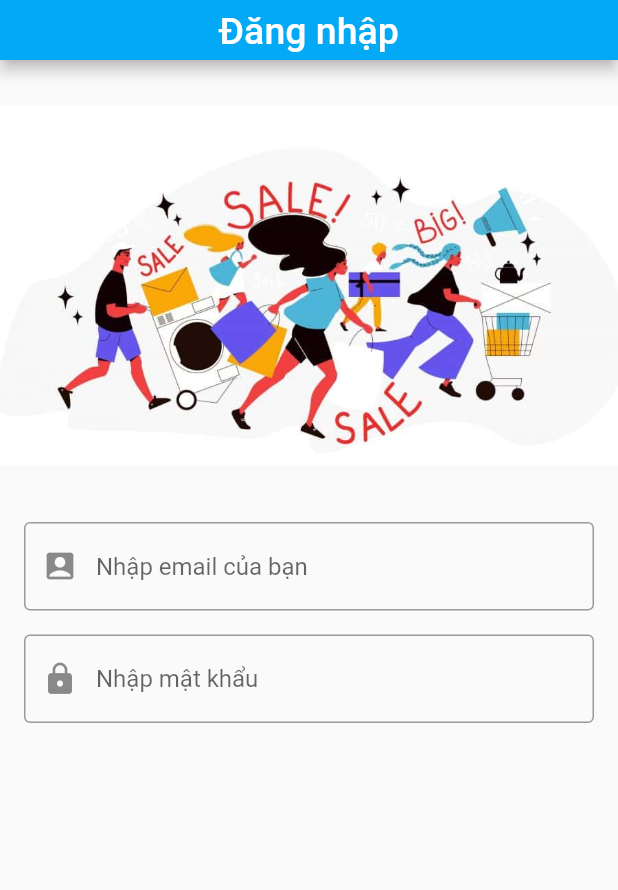
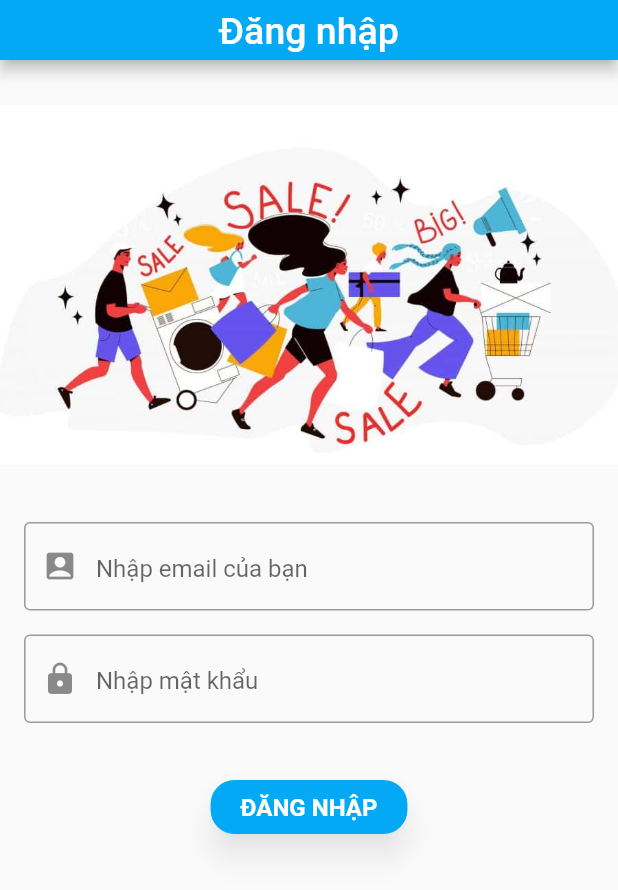
Before and after one commit to vnhanh/FlutterShopping, a Flutter app: the screen it shows after launch, after a tap on "Bắt đầu", on a phone screen of 412 x 824 dp. Shown: the top 890 px of the screen. Run offline on Flutter 3.47's test engine with Material 2 defaults, Android fonts, the light colour scheme and no system bars; generated files the repository leaves out were written again.

Commit message:
feat(login): add form

```diff
--- a/lib/l10n/app_en.arb
+++ b/lib/l10n/app_en.arb
@@ -9,5 +9,7 @@
   "loginPasswordHint": "Enter your password",
   "loginButton": "SIGN IN",
   "loginRegisterDescription": "You don't have account ?",
-  "loginRegisterLink": "Register"
+  "loginRegisterLink": "Register",
+  "loginEmailInvalid": "Email is invalid",
+  "loginPasswordInvalid": "Password must be at least 6 characters in length and must have at least 1 uppercase character 1 lowercase character and 1 number"
 }
--- a/lib/l10n/app_vi.arb
+++ b/lib/l10n/app_vi.arb
@@ -15,5 +15,7 @@
   "loginPasswordHint": "Nhập mật khẩu",
   "loginButton": "ĐĂNG NHẬP",
   "loginRegisterDescription": "Bạn chưa có tài khoản ?",
-  "loginRegisterLink": "Đăng ký ngay"
+  "loginRegisterLink": "Đăng ký ngay",
+  "loginEmailInvalid": "Email không hợp lệ",
+  "loginPasswordInvalid": "Mật khẩu phải có ít nhất 6 ký tự, trong đó ít nhất 1 ký tự in hoa, 1 ký tự thường và 1 con số"
 }
--- a/lib/presentations/auth/login/login.dart
+++ b/lib/presentations/auth/login/login.dart
@@ -24,6 +24,17 @@ class LoginScreenStatefulWidget extends StatefulWidget {
 }
 
 class _LoginScreenState extends State<LoginScreenStatefulWidget> {
+  final _formKey = GlobalKey<FormState>();
+  String? _email = null;
+  String _password = "";
+
+  void _submit() {
+      if (_formKey.currentState?.validate() == true) {
+          ScaffoldMessenger.of(context).showSnackBar(
+              const SnackBar(content: Text("Submit SignIn")),
+          );
+      }
+  }
 
   @override
   Widget build(BuildContext context) {
@@ -65,29 +76,84 @@ class _LoginScreenState extends State<LoginScreenStatefulWidget> {
   }
 
   Widget inputFields() {
-    return Column(
+    return Form(
+        key: _formKey,
+        autovalidateMode: AutovalidateMode.onUserInteraction,
+        child: Column(
             children: [
+            // Input Email
             Padding(
                 padding: const EdgeInsets.symmetric(horizontal: 16.0, vertical: 8.0),
-                child: TextField(
+                child: TextFormField(
                     decoration: InputDecoration(
                       prefixIcon: const Icon(Icons.account_box),
                       border: const OutlineInputBorder(),
-                        hintText: AppLocalizations.of(context)?.loginEmailHint ?? ""
+                      label: Padding(
+                        padding: const EdgeInsets.only(top: 4.0),
+                        child: Text(AppLocalizations.of(context)?.loginEmailHint ?? ""),
+                      ),
+                    ),
+                    validator: (value) {
+                        if (value == null || value.length < 6) {
+                            return AppLocalizations.of(context)?.loginEmailInvalid ?? "";
+                        }
+                        return null;
+                    },
+                    onChanged: (text) {
+                        setState(() => _email = text);
+                    },
+                ),
+            ),
+            // Input Password
+            Padding(
+                padding: const EdgeInsets.symmetric(horizontal: 16.0, vertical: 8.0),
+                child: TextFormField(
+                    obscureText: true,
+                    decoration: InputDecoration(
+                    prefixIcon: const Icon(Icons.lock, semanticLabel: "Semantic label",),
+                    focusColor: Colors.blue,
+                    border: const OutlineInputBorder(),
+                    label: Padding(
+                      padding: const EdgeInsets.only(top: 4.0),
+                      child: Text(AppLocalizations.of(context)?.loginPasswordHint ?? ""),
+                    ),
                   ),
                 ),
             ),
             Padding(
-              padding: const EdgeInsets.symmetric(horizontal: 16.0, vertical: 8.0),
-              child: TextField(
-                  decoration: InputDecoration(
-                      prefixIcon: const Icon(Icons.lock),
-                      border: const OutlineInputBorder(),
-                      hintText: AppLocalizations.of(context)?.loginPasswordHint ?? ""
+                padding: const EdgeInsets.only(left: 16.0, right: 16.0, top: 24.0, bottom: 116.0),
+                child: ElevatedButton(
+                    onPressed: _submit,
+                    style: ButtonStyle(
+                        overlayColor: MaterialStateProperty.resolveWith((states) {
+                            if (states.contains(MaterialState.pressed)) {
+                                return Colors.lightBlue.withOpacity(0.5);
+                            }
+                            return null;
+                        }),
+                        foregroundColor: MaterialStateProperty.resolveWith((states) {
+                            if (states.contains(MaterialState.values)) {
+                                return Colors.lightBlue;
+                            }
+                            return null;
+                        }),
+                        shape: MaterialStateProperty.all(RoundedRectangleBorder(
+                            borderRadius: BorderRadius.circular(16.0),
+                        )),
+                        shadowColor: MaterialStateProperty.all(Colors.black.withOpacity(0.4)),
+                        elevation: MaterialStateProperty.all(8.0),
+                    ),
+                    child: Padding(
+                      padding: const EdgeInsets.symmetric(horizontal: 4, vertical: 2),
+                      child: Text(
+                        AppLocalizations.of(context)?.loginButton ?? "SIGN IN",
+                        style: mobileTitleMediumSemiBold.copyWith(color: Colors.white),
+                      ),
                     ),
                 ),
             )
           ],
+        ),
     );
   }
 }
```
Lines whose indentation alone changed are shown as unchanged.
